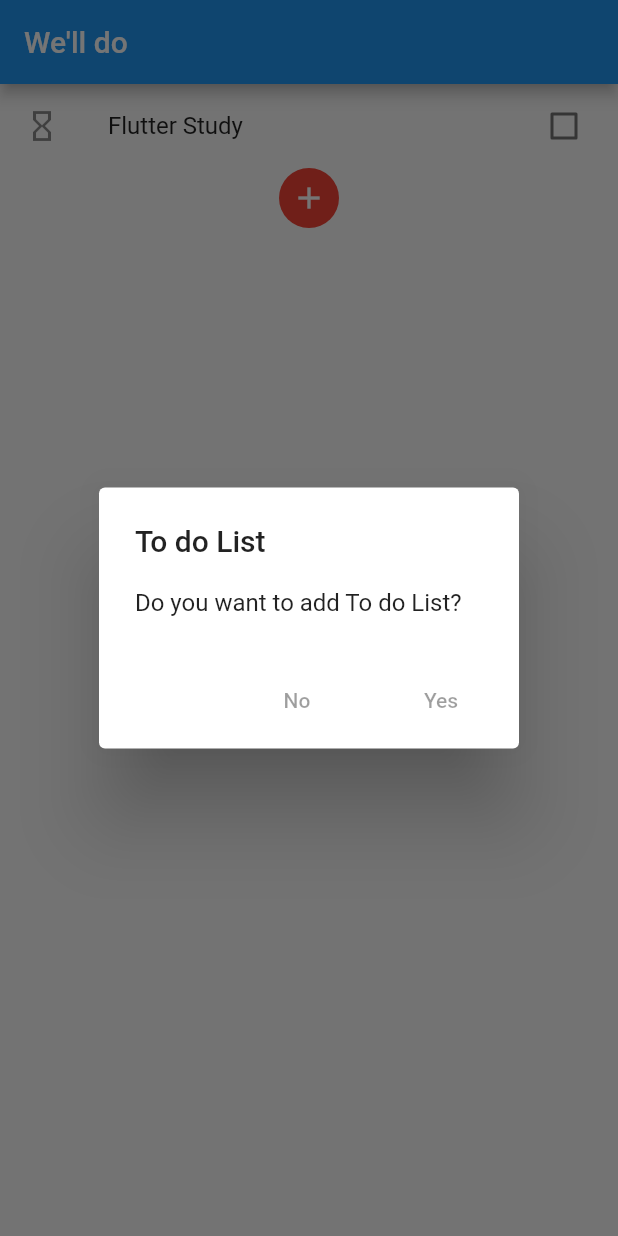
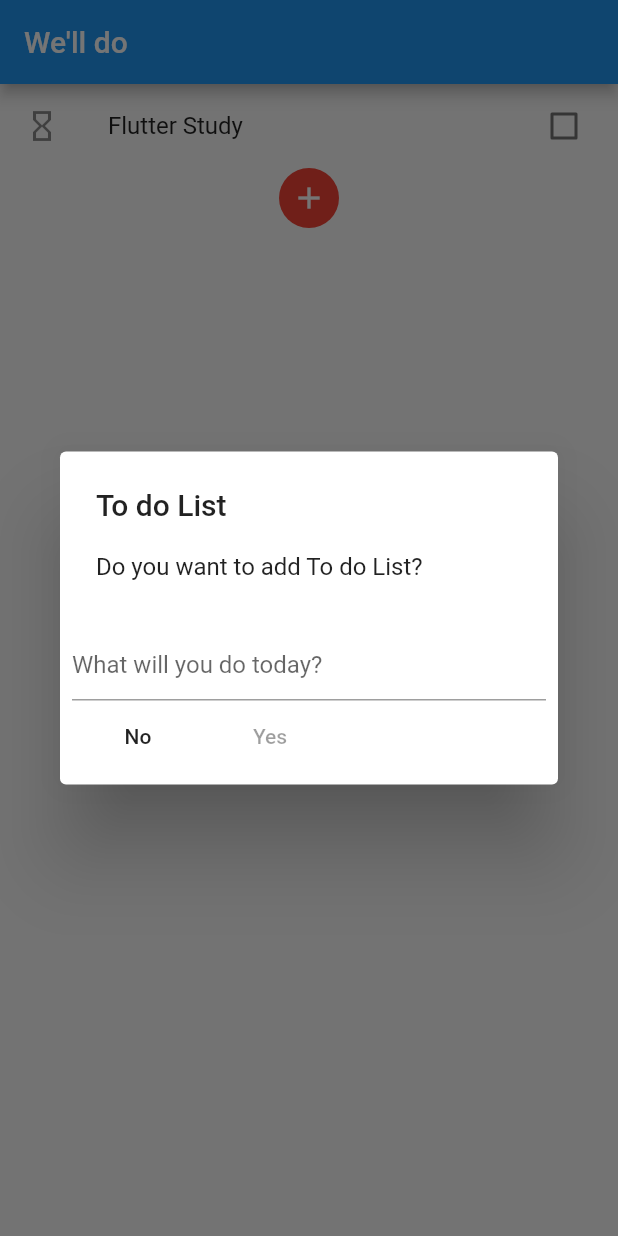
Before and after one commit to jpoh281/todoList, a Flutter app: the screen it shows after launch, after a tap on the "add" icon, on a phone screen of 412 x 824 dp. Run offline on Flutter 3.47's test engine with Material 2 defaults, Android fonts, the phone set to English and light mode, and no system bars.

Commit message:
2020-01-10 We'll do Project 1일차 No 버튼 누를 시 뒤로가기. 입력받는 텍스트 폼 만들기

```diff
--- a/lib/main_page.dart
+++ b/lib/main_page.dart
@@ -1,6 +1,5 @@
 import 'package:flutter/cupertino.dart';
 import 'package:flutter/material.dart';
-import 'package:flutter/scheduler.dart';
 
 class MainPage extends StatefulWidget {
   @override
@@ -9,6 +8,14 @@ class MainPage extends StatefulWidget {
 
 class _MainPageState extends State<MainPage> {
   bool _isChecked = false;
+  TextEditingController _todoName = TextEditingController();
+  @override
+  void dispose() {
+    // 낭비 방지를 위해 꺼줌. 컨트롤러를 꺼주자
+    _todoName.dispose();
+    super.dispose();
+  }
+
   @override
   Widget build(BuildContext context) {
     return MaterialApp(
@@ -16,7 +23,7 @@ class _MainPageState extends State<MainPage> {
         appBar: AppBar(
           title: Text("We'll do"),
         ),
-        body: Column(
+        body: ListView(
           children: <Widget>[
             CheckboxListTile(
               title: const Text('Flutter Study'),
@@ -42,7 +49,6 @@ class _MainPageState extends State<MainPage> {
       ),
     );
   }
-}
 
   addSchedule(BuildContext context) {
     return showDialog(
@@ -51,11 +57,29 @@ addSchedule(BuildContext context) {
                 title: Text('To do List'),
                 content: Text('Do you want to add To do List?'),
                 actions: <Widget>[
+                  Column(
+                    children: <Widget>[
+                      SizedBox(
+                        width: MediaQuery.of(context).size.width,
+                        child: TextFormField(
+                          decoration: InputDecoration(
+                              hintText: "What will you do today?"),
+                          controller: _todoName,
+                        ),
+                      ),
+                      Row(
+                        children: <Widget>[
                           FlatButton(
                             child: Text('No'),
+                            onPressed: () => Navigator.of(context).pop(),
                           ),
                           FlatButton(
                             child: Text('Yes'),
                           ),
+                        ],
+                      )
+                    ],
+                  ),
                 ]));
   }
+}
```
Lines whose indentation alone changed are shown as unchanged.
